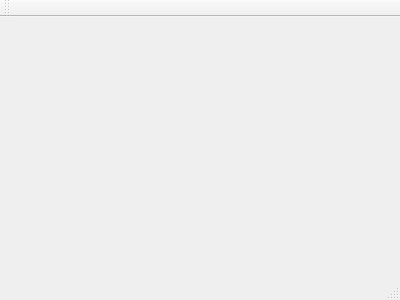
Above: mainwindow.ui from antego/radon before the change. Below: the same form after it.
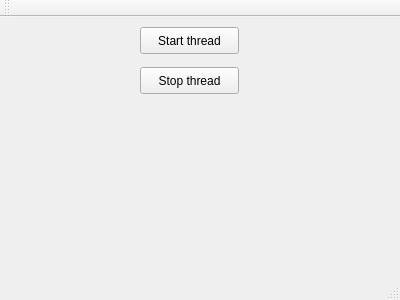
That is the form after the change.

Commit message: Start and stop worker and thread.

```diff
--- a/mainwindow.ui
+++ b/mainwindow.ui
@@ -12,13 +12,55 @@
   <property name="windowTitle" >
    <string>MainWindow</string>
   </property>
-  <widget class="QMenuBar" name="menuBar" />
-  <widget class="QToolBar" name="mainToolBar" />
-  <widget class="QWidget" name="centralWidget" />
-  <widget class="QStatusBar" name="statusBar" />
+  <widget class="QWidget" name="centralWidget">
+   <widget class="QPushButton" name="startButton">
+    <property name="geometry">
+     <rect>
+      <x>140</x>
+      <y>10</y>
+      <width>99</width>
+      <height>27</height>
+     </rect>
+    </property>
+    <property name="text">
+     <string>Start thread</string>
+    </property>
+   </widget>
+   <widget class="QPushButton" name="stopButton">
+    <property name="geometry">
+     <rect>
+      <x>140</x>
+      <y>50</y>
+      <width>99</width>
+      <height>27</height>
+     </rect>
+    </property>
+    <property name="text">
+     <string>Stop thread</string>
+    </property>
+   </widget>
+  </widget>
+  <widget class="QMenuBar" name="menuBar">
+   <property name="geometry">
+    <rect>
+     <x>0</x>
+     <y>0</y>
+     <width>400</width>
+     <height>25</height>
+    </rect>
+   </property>
+  </widget>
+  <widget class="QToolBar" name="mainToolBar">
+   <attribute name="toolBarArea">
+    <enum>TopToolBarArea</enum>
+   </attribute>
+   <attribute name="toolBarBreak">
+    <bool>false</bool>
+   </attribute>
+  </widget>
+  <widget class="QStatusBar" name="statusBar"/>
  </widget>
- <layoutDefault spacing="6" margin="11" />
- <pixmapfunction></pixmapfunction>
+ <layoutdefault spacing="6" margin="11"/>
  <resources/>
  <connections/>
 </ui>
```
Left out of the diff: 7 changed lines with no effect on the pictures. The commit also changes 4 other files.
